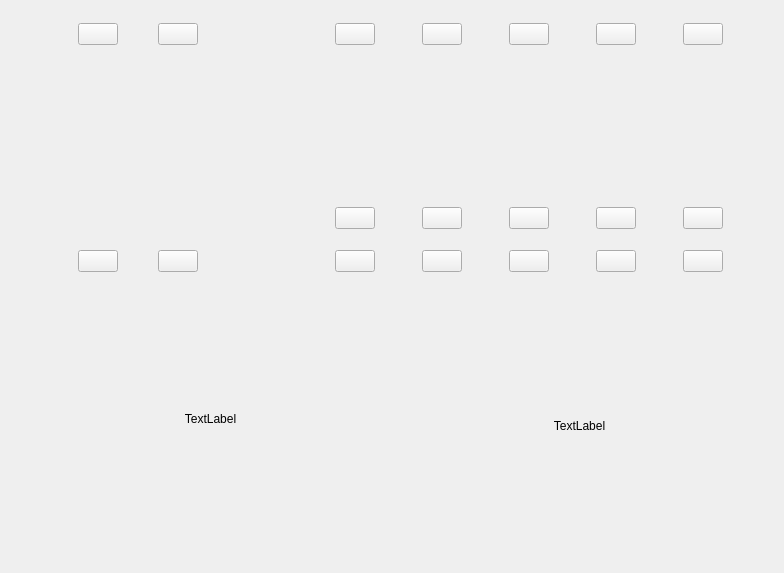
Above: ibed/controls/bedwidget.ui from semerlin/ibed before the change. Below: the same form after it.
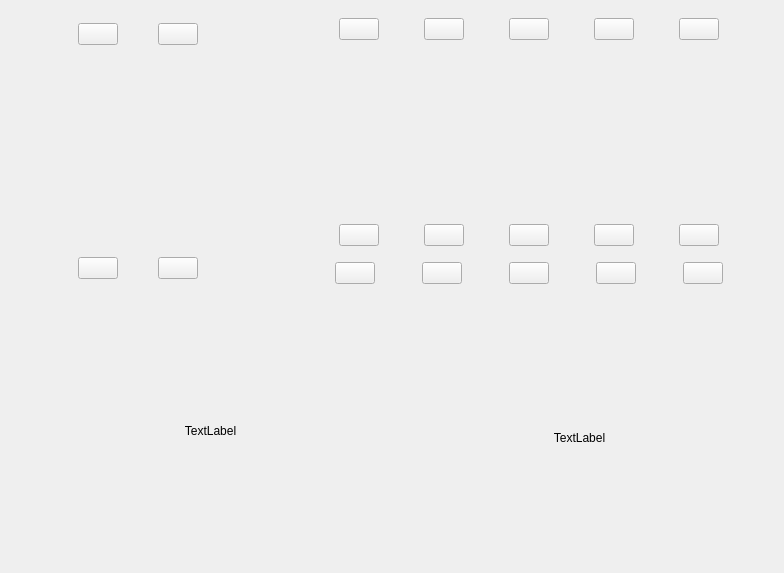
That is the form after the change. Custom widgets are drawn as their Qt base class.

Patch:
```diff
--- a/ibed/controls/bedwidget.ui
+++ b/ibed/controls/bedwidget.ui
@@ -14,6 +14,12 @@
    <string>Form</string>
   </property>
   <layout class="QHBoxLayout" name="horizontalLayout_8">
+   <property name="spacing">
+    <number>3</number>
+   </property>
+   <property name="bottomMargin">
+    <number>0</number>
+   </property>
    <item>
     <layout class="QVBoxLayout" name="verticalLayout_5">
      <item>
@@ -184,8 +190,17 @@
            <property name="spacing">
             <number>6</number>
            </property>
+           <property name="topMargin">
+            <number>4</number>
+           </property>
+           <property name="bottomMargin">
+            <number>4</number>
+           </property>
            <item>
             <layout class="QVBoxLayout" name="verticalLayout_3">
+             <property name="spacing">
+              <number>0</number>
+             </property>
              <item>
               <layout class="QHBoxLayout" name="horizontalLayout_4">
                <item>
@@ -255,6 +270,22 @@
                </item>
               </layout>
              </item>
+             <item>
+              <spacer name="verticalSpacer_2">
+               <property name="orientation">
+                <enum>Qt::Vertical</enum>
+               </property>
+               <property name="sizeType">
+                <enum>QSizePolicy::Fixed</enum>
+               </property>
+               <property name="sizeHint" stdset="0">
+                <size>
+                 <width>20</width>
+                 <height>5</height>
+                </size>
+               </property>
+              </spacer>
+             </item>
              <item>
               <widget class="QLabel" name="labelHuman1">
                <property name="text">
@@ -265,6 +296,22 @@
                </property>
               </widget>
              </item>
+             <item>
+              <spacer name="verticalSpacer_3">
+               <property name="orientation">
+                <enum>Qt::Vertical</enum>
+               </property>
+               <property name="sizeType">
+                <enum>QSizePolicy::Fixed</enum>
+               </property>
+               <property name="sizeHint" stdset="0">
+                <size>
+                 <width>20</width>
+                 <height>5</height>
+                </size>
+               </property>
+              </spacer>
+             </item>
              <item>
               <layout class="QHBoxLayout" name="horizontalLayout_5">
                <item>
@@ -347,7 +394,7 @@
              <property name="sizeHint" stdset="0">
               <size>
                <width>20</width>
-               <height>15</height>
+               <height>10</height>
               </size>
              </property>
             </spacer>
@@ -439,6 +486,9 @@
         <property name="leftMargin">
          <number>15</number>
         </property>
+        <property name="bottomMargin">
+         <number>0</number>
+        </property>
         <item>
          <layout class="QVBoxLayout" name="verticalLayout">
           <item>
```
